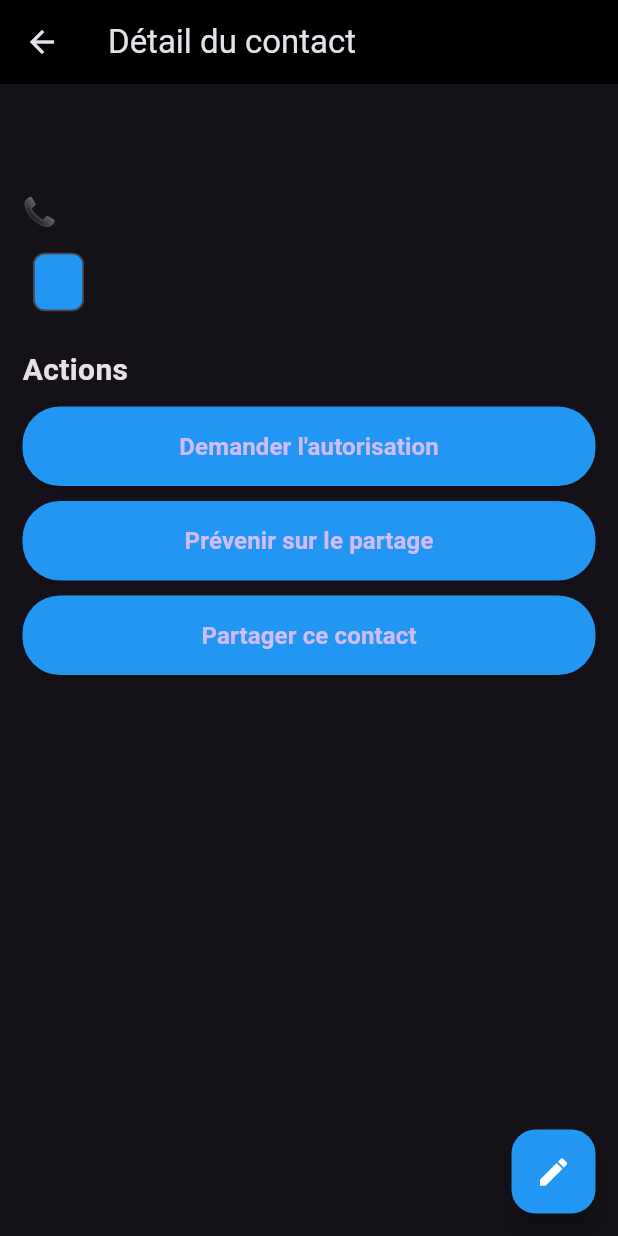
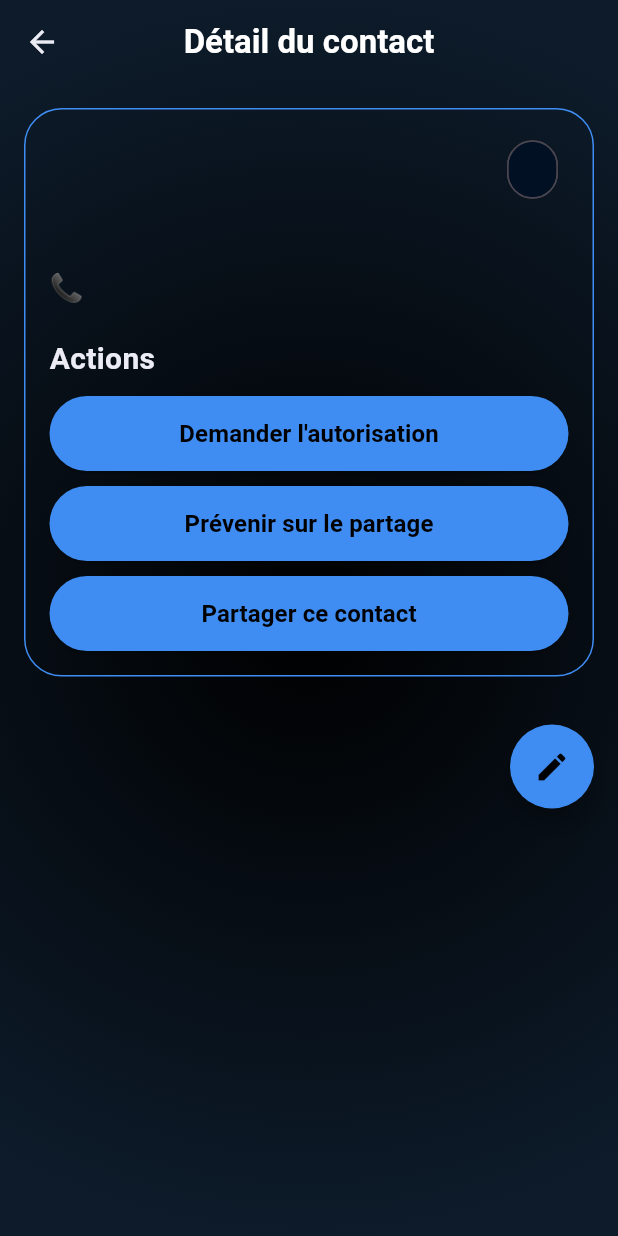
Before and after one commit to thibaultpkahn/RelayMe, a Flutter app: the ContactDetailScreen screen opened directly with empty values, on a phone screen of 412 x 824 dp. Run offline on Flutter 3.47's test engine with Material 3 defaults, Android fonts, the phone set to English and light mode, and no system bars; our stand-ins replace cloud_firestore, firebase_core; accounts and stored records are empty.

Commit message:
Premiers ajustements du front de contact detail

```diff
--- a/lib/screens/contact_detail_screen.dart
+++ b/lib/screens/contact_detail_screen.dart
@@ -2,6 +2,7 @@ import 'package:flutter/material.dart';
 import 'package:cloud_firestore/cloud_firestore.dart';
 import 'package:relay_me/controllers/home_controller.dart';
 import 'package:relay_me/screens/AuthorizationRequestScreen.dart';
+import 'package:relay_me/theme/colors.dart';
 
 class ContactDetailScreen extends StatelessWidget {
   final QueryDocumentSnapshot contact;
@@ -11,29 +12,111 @@ class ContactDetailScreen extends StatelessWidget {
   @override
   Widget build(BuildContext context) {
     return Scaffold(
-      appBar: AppBar(title: const Text("Détail du contact"), backgroundColor: Colors.black),
-      body: Padding(
-        padding: const EdgeInsets.all(15.0),
+      backgroundColor: Colors.transparent,
+      extendBodyBehindAppBar: true,
+      appBar: AppBar(
+        backgroundColor: Colors.transparent,
+        elevation: 0,
+        title: const Text(
+          "Détail du contact",
+          style: TextStyle(
+            color: AppColors.title,
+            fontWeight: FontWeight.bold,
+          ),
+        ),
+        centerTitle: true,
+        leading: IconButton(
+          icon: const Icon(Icons.arrow_back, color: AppColors.whiteText),
+          onPressed: () => Navigator.pop(context),
+        ),
+      ),
+      body: Container(
+        height: double.infinity, // Étend le gradient sur toute la hauteur
+        decoration: const BoxDecoration(
+          gradient: RadialGradient(
+            center: Alignment.center,
+            radius: 1.0,
+            colors: [
+              Colors.black,
+              Color(0xFF0D1B2A),
+            ],
+            stops: [0.0, 1.0],
+          ),
+        ),
+        child: SafeArea(
+          child: Padding(
+            padding: const EdgeInsets.symmetric(horizontal: 16.0),
+            child: SingleChildScrollView(
               child: Column(
                 crossAxisAlignment: CrossAxisAlignment.start,
                 children: [
+                  const SizedBox(height: 16),
+                  // Cadre bleu autour du contact et des actions
+                  Container(
+                    padding: const EdgeInsets.all(16.0),
+                    decoration: BoxDecoration(
+                      border: Border.all(
+                        color: AppColors.primary, // Bordure bleue
+                        width: 1.0,
+                      ),
+                      borderRadius: BorderRadius.circular(25),
+                    ),
+                    child: Column(
+                      crossAxisAlignment: CrossAxisAlignment.start,
+                      children: [
+                        // Nom et catégorie sur la même ligne
+                        Row(
+                          mainAxisAlignment: MainAxisAlignment.spaceBetween,
+                          children: [
                             Text(
                               "${contact["firstName"]} ${contact["lastName"]}",
-              style: const TextStyle(fontSize: 22, fontWeight: FontWeight.bold),
+                              style: const TextStyle(
+                                fontSize: 22,
+                                fontWeight: FontWeight.bold,
+                                color: AppColors.whiteText,
                               ),
-            Text(contact["job"], style: const TextStyle(fontSize: 18, color: Colors.grey)),
-            Text("📞 ${contact["phone"]}", style: const TextStyle(fontSize: 18, color: Colors.grey)),
-            const SizedBox(height: 10),
+                            ),
                             Chip(
-              label: Text(contact["category"], style: const TextStyle(color: Colors.white)),
-              backgroundColor: Colors.blue,
+                              label: Text(
+                                contact["category"],
+                                style: const TextStyle(color: AppColors.primary),
+                              ),
+                              backgroundColor: Color(0xFF021024),
+                              shape: RoundedRectangleBorder(
+                                borderRadius: BorderRadius.circular(20),
+                              ),
+                            ),
+                          ],
+                        ),
+                        const SizedBox(height: 8),
+                        // Métier
+                        Text(
+                          contact["job"],
+                          style: const TextStyle(
+                            fontSize: 18,
+                            color: AppColors.whiteText,
+                          ),
+                        ),
+                        const SizedBox(height: 8),
+                        // Numéro de téléphone
+                        Text(
+                          "📞 ${contact["phone"]}",
+                          style: const TextStyle(
+                            fontSize: 18,
+                            color: AppColors.whiteText,
+                          ),
                         ),
                         const SizedBox(height: 20),
-
-            const Text("Actions", style: TextStyle(fontSize: 20, fontWeight: FontWeight.bold)),
+                        // Section Actions
+                        const Text(
+                          "Actions",
+                          style: TextStyle(
+                            fontSize: 20,
+                            fontWeight: FontWeight.bold,
+                            color: AppColors.whiteText,
+                          ),
+                        ),
                         const SizedBox(height: 10),
-
-
                         Column(
                           children: [
                             ActionButton(
@@ -42,8 +125,10 @@ class ContactDetailScreen extends StatelessWidget {
                                 Navigator.push(
                                   context,
                                   MaterialPageRoute(
-            builder: (context) => AuthorizationRequestScreen(
-              contactName: contact["firstName"] + " " + contact["lastName"],
+                                    builder: (context) =>
+                                        AuthorizationRequestScreen(
+                                      contactName:
+                                          "${contact["firstName"]} ${contact["lastName"]}",
                                       job: contact["job"],
                                       category: contact["category"],
                                       initialMessage: contact["requestMessage"],
@@ -59,8 +144,10 @@ class ContactDetailScreen extends StatelessWidget {
                                 Navigator.push(
                                   context,
                                   MaterialPageRoute(
-            builder: (context) => AuthorizationRequestScreen(
-              contactName: contact["firstName"] + " " + contact["lastName"],
+                                    builder: (context) =>
+                                        AuthorizationRequestScreen(
+                                      contactName:
+                                          "${contact["firstName"]} ${contact["lastName"]}",
                                       job: contact["job"],
                                       category: contact["category"],
                                       initialMessage: contact["sendMessage"],
@@ -76,8 +163,10 @@ class ContactDetailScreen extends StatelessWidget {
                                 Navigator.push(
                                   context,
                                   MaterialPageRoute(
-            builder: (context) => AuthorizationRequestScreen(
-              contactName: contact["firstName"] + " " + contact["lastName"],
+                                    builder: (context) =>
+                                        AuthorizationRequestScreen(
+                                      contactName:
+                                          "${contact["firstName"]} ${contact["lastName"]}",
                                       job: contact["job"],
                                       category: contact["category"],
                                       initialMessage: contact["notifyMessage"],
@@ -88,21 +177,27 @@ class ContactDetailScreen extends StatelessWidget {
                             ),
                           ],
                         ),
-
-            const Spacer(),
-
+                      ],
+                    ),
+                  ),
+                  const SizedBox(height: 32),
+                  // Bouton d'édition
                   Align(
                     alignment: Alignment.bottomRight,
                     child: FloatingActionButton(
-                backgroundColor: Colors.blue,
-                child: const Icon(Icons.edit, color: Colors.white),
+                      backgroundColor: AppColors.primary,
+                      shape: const CircleBorder(),
+                      child: const Icon(Icons.edit, color: AppColors.blackText),
                       onPressed: () {
-                  // Action d’édition (à implémenter plus tard)
-
+                        // Action d'édition (à implémenter plus tard)
                       },
                     ),
                   ),
+                  const SizedBox(height: 20),
                 ],
+              ),
+            ),
+          ),
         ),
       ),
     );
@@ -119,14 +214,23 @@ class ActionButton extends StatelessWidget {
   Widget build(BuildContext context) {
     return SizedBox(
       width: double.infinity,
+      height: 50,
       child: ElevatedButton(
         style: ElevatedButton.styleFrom(
-          padding: const EdgeInsets.symmetric(vertical: 15),
-          backgroundColor: Colors.blue,
-          shape: RoundedRectangleBorder(borderRadius: BorderRadius.circular(25)),
+          backgroundColor: AppColors.primary,
+          shape: RoundedRectangleBorder(
+            borderRadius: BorderRadius.circular(25),
+          ),
         ),
         onPressed: onPressed,
-        child: Text(label, style: const TextStyle(fontSize: 16, fontWeight: FontWeight.bold)),
+        child: Text(
+          label,
+          style: const TextStyle(
+            fontSize: 16,
+            fontWeight: FontWeight.bold,
+            color: AppColors.blackText,
+          ),
+        ),
       ),
     );
   }
```
Lines whose indentation alone changed are shown as unchanged.
